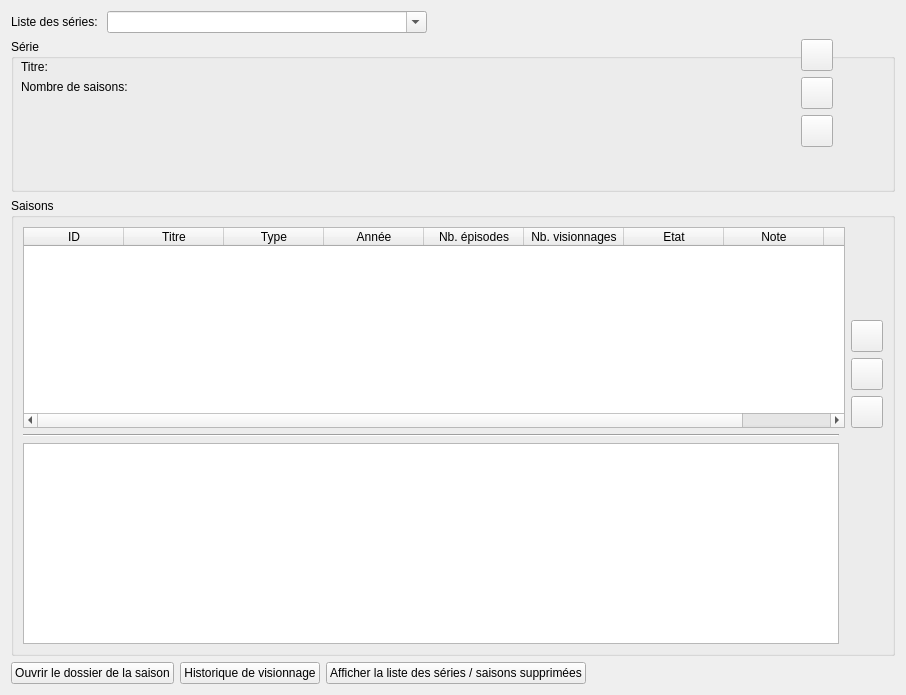
Qt form src/ui/tabs/full_list_tab.ui (seigneurfuo/MyAnimeManager3) before a commit.
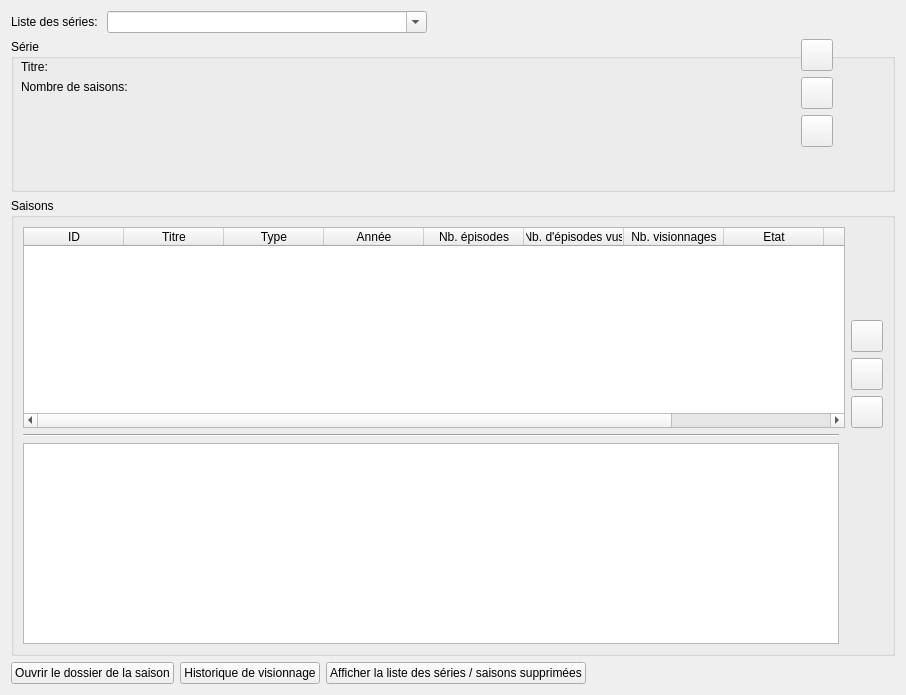
The same form after that commit. Icons and pictures are not drawn.

Commit message: Correction du nombre de colonnes pour les infos des saisons.

Diff of the .ui file:
```diff
--- a/src/ui/tabs/full_list_tab.ui
+++ b/src/ui/tabs/full_list_tab.ui
@@ -376,6 +376,11 @@
           <string>Nb. épisodes</string>
          </property>
         </column>
+        <column>
+         <property name="text">
+          <string>Nb. d'épisodes vus</string>
+         </property>
+        </column>
         <column>
          <property name="text">
           <string>Nb. visionnages</string>
```
